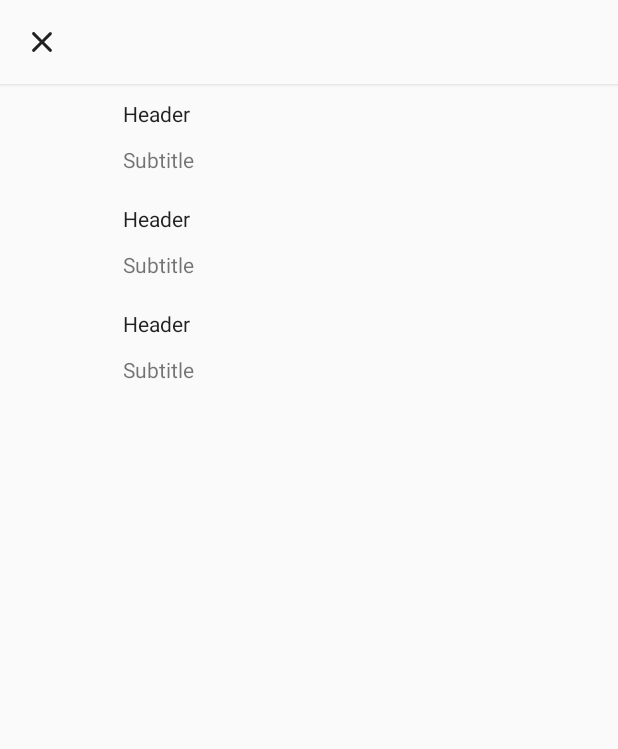
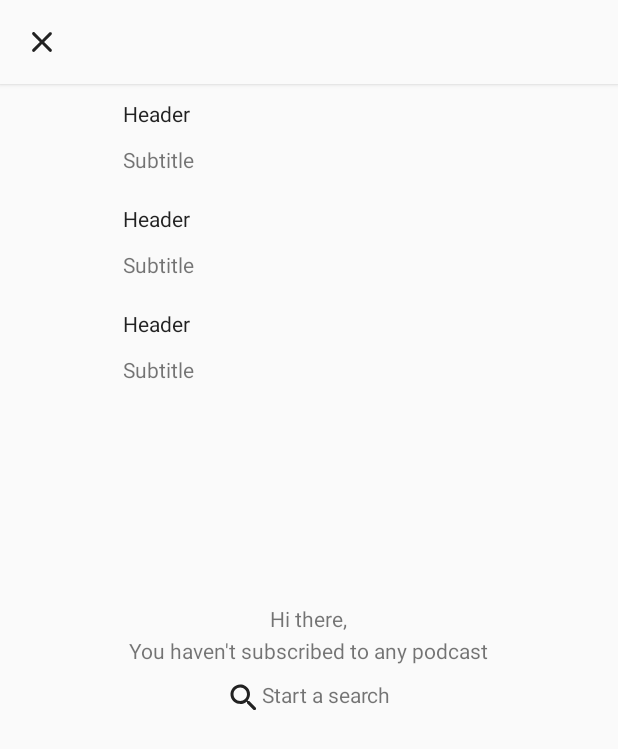
Before and after one commit to mtali/gopods, an Android app: the layout fragment_podcasts.xml on its own in the app's theme, with its tools: preview values and no code run, on a phone screen of 412 x 824 dp. Shown: the top 749 px of the screen. Run offline under Robolectric (Android 15) with nearby library versions, the phone set to English and light mode, and no system bars; network calls fail.

Commit message:
Show message when user haven't subscribed to any podcast!

```diff
--- a/app/src/main/java/com/colisa/podplay/bindings/Bindings.kt
+++ b/app/src/main/java/com/colisa/podplay/bindings/Bindings.kt
@@ -1,10 +1,12 @@
 package com.colisa.podplay.bindings
 
 import android.text.TextUtils
+import android.view.View
 import android.widget.ImageButton
 import android.widget.ImageView
 import android.widget.ProgressBar
 import android.widget.TextView
+import androidx.core.view.isVisible
 import androidx.databinding.BindingAdapter
 import androidx.recyclerview.widget.RecyclerView
 import com.bumptech.glide.Glide
@@ -106,5 +108,9 @@ fun setCover(view: ShapeableImageView, episode: NowPlayingViewModel.NowPlayingEp
             .load(episode.artUrl600)
             .into(view)
     }
+}
 
+@BindingAdapter("app:visibility")
+fun setVisibility(view: View, isVisible: Boolean?) {
+    view.isVisible = isVisible == true
 }
--- a/app/src/main/java/com/colisa/podplay/ui/GoViewModel.kt
+++ b/app/src/main/java/com/colisa/podplay/ui/GoViewModel.kt
@@ -98,6 +98,11 @@ class GoViewModel(application: Application) : AndroidViewModel(application) {
     // Episode
     private val _playEpisodeEvent = MutableLiveData<Event<REpisode>>()
     val playEpisodeEvent: LiveData<Event<REpisode>> = _playEpisodeEvent
+
+    // No subscribed podcast
+    val noSubscribedPodcasts = podcasts.map {
+        it.isNullOrEmpty()
+    }
 
 
     private fun showLive() {
--- a/app/src/main/res/layout/fragment_podcasts.xml
+++ b/app/src/main/res/layout/fragment_podcasts.xml
@@ -59,23 +59,31 @@
                     android:layout_height="wrap_content"
                     android:layout_centerInParent="true"
                     android:orientation="vertical"
-                    android:visibility="invisible">
-
-                    <ImageView
-                        android:id="@+id/no_podcasts_icon"
-                        android:layout_width="96dp"
-                        android:layout_height="96dp"
-                        android:layout_gravity="center"
-                        android:contentDescription="@string/no_podcasts_image_content_description"
-                        android:src="@drawable/ic_not_interested"
-                        app:tint="@color/widgetsColor" />
+                    app:visibility="@{goViewModel.noSubscribedPodcasts}">
 
                     <TextView
-                        android:id="@+id/no_tasks_text"
+                        android:id="@+id/no_greetings"
                         android:layout_width="wrap_content"
                         android:layout_height="wrap_content"
                         android:layout_gravity="center"
-                        android:text="@string/not_subscribed_to_any" />
+                        android:text="@string/no_podcasts_greeting" />
+
+                    <TextView
+                        android:id="@+id/no_message"
+                        android:layout_width="wrap_content"
+                        android:layout_height="wrap_content"
+                        android:layout_gravity="center"
+                        android:layout_marginTop="2dp"
+                        android:text="@string/no_podcasts_message" />
+
+                    <TextView
+                        android:id="@+id/no_action"
+                        android:layout_width="wrap_content"
+                        android:layout_height="wrap_content"
+                        android:layout_gravity="center"
+                        android:layout_marginTop="10dp"
+                        android:text="@string/no_podcasts_action"
+                        app:drawableStartCompat="@drawable/ic_search" />
 
                 </LinearLayout>
 
--- a/app/src/main/res/values/strings.xml
+++ b/app/src/main/res/values/strings.xml
@@ -50,4 +50,9 @@
     <string name="unknown_year">N/A</string>
     <string name="pref_fast_seeking">pref_fast_seeking</string>
 
+    <!--No podcast available-->
+    <string name="no_podcasts_greeting">Hi there,</string>
+    <string name="no_podcasts_message">You haven\'t subscribed to any podcast</string>
+    <string name="no_podcasts_action">Start a search</string>
+
 </resources>
```
